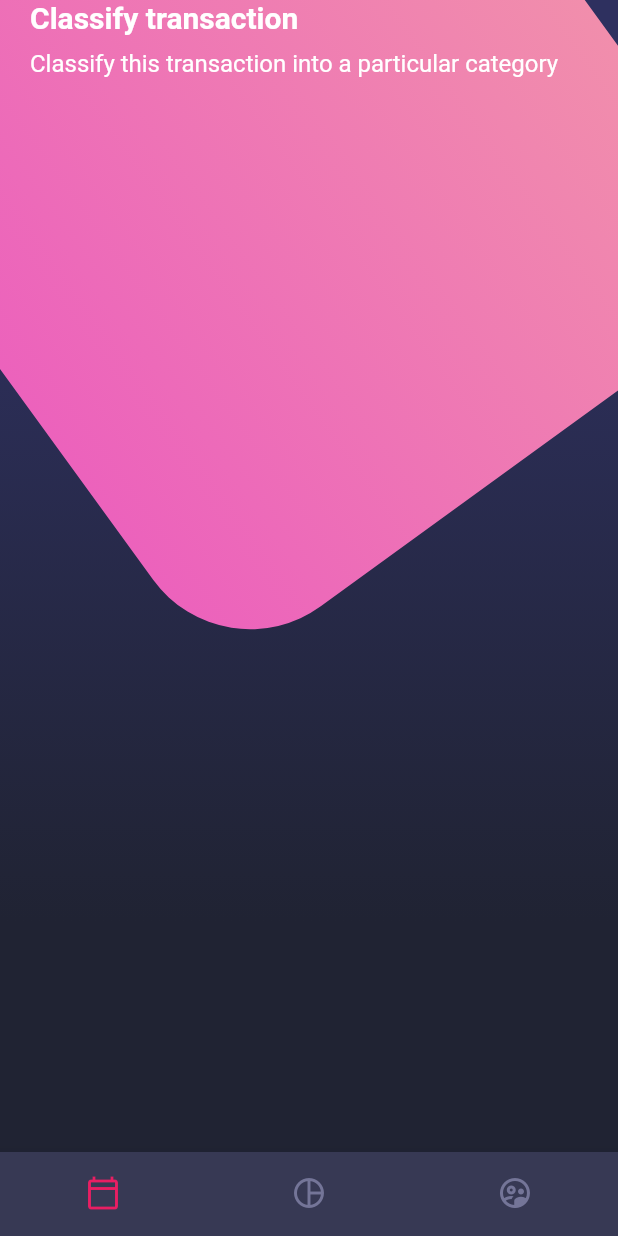
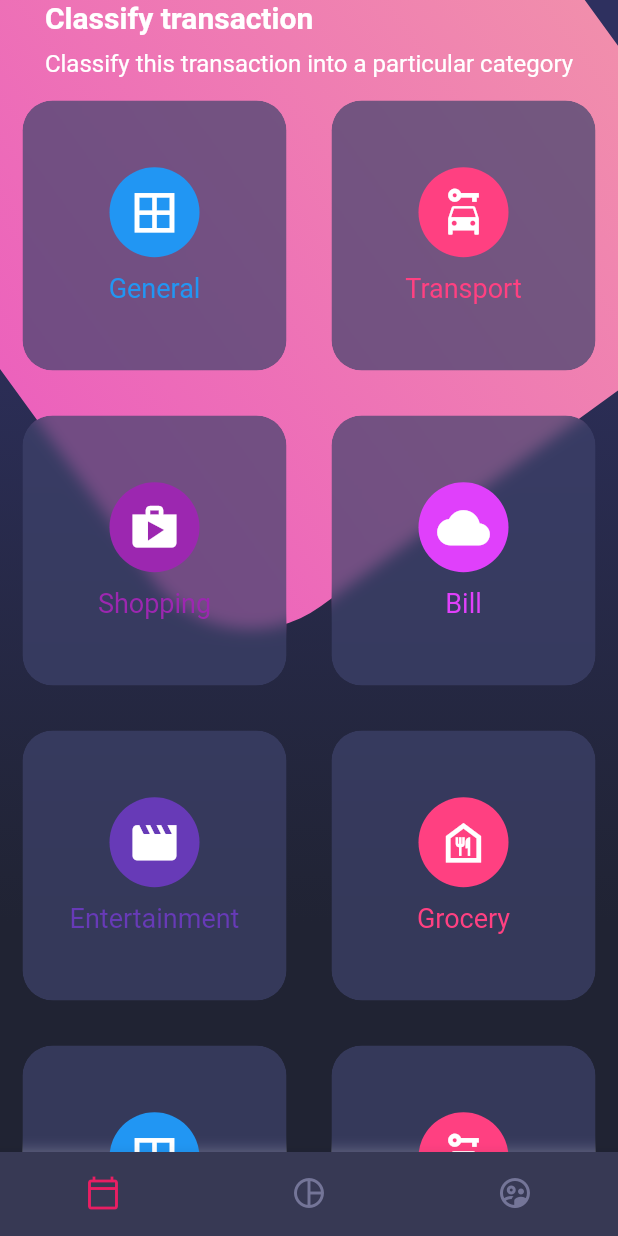
Before and after one commit to RichardWhiteG2/disenos, a Flutter app: the screen it shows after launch, on a phone screen of 412 x 824 dp. Run offline on Flutter 3.47's test engine with Material 2 defaults, Android fonts, the phone set to English and light mode, and no system bars.

Commit message:
Diseño Table y TableRow

```diff
--- a/disenos/lib/screens/home_screen.dart
+++ b/disenos/lib/screens/home_screen.dart
@@ -1,4 +1,5 @@
 import 'package:disenos/widgets/background.dart';
+import 'package:disenos/widgets/card_table.dart';
 import 'package:disenos/widgets/custom_bottom_navigation.dart';
 import 'package:disenos/widgets/page_title.dart';
 import 'package:flutter/material.dart';
@@ -35,7 +36,7 @@ class _HomeBody extends StatelessWidget {
           PageTitle(),
 
           // Card Table
-          // CardTable(),
+          CardTable(),
         ],
       ),
     );
--- /dev/null
+++ b/disenos/lib/widgets/card_table.dart
@@ -0,0 +1,111 @@
+import 'dart:ui';
+
+import 'package:flutter/material.dart';
+
+class CardTable extends StatelessWidget {
+  @override
+  Widget build(BuildContext context) {
+    return Table(
+      children: [
+        TableRow(
+          children: [
+            _SigleCard( color: Colors.blue, icon: Icons.border_all, text: 'General' ),
+            _SigleCard( color: Colors.pinkAccent, icon: Icons.car_rental, text: 'Transport' ),
+          ]
+        ),
+
+        TableRow(
+          children: [
+            _SigleCard( color: Colors.purple, icon: Icons.shop, text: 'Shopping' ),
+            _SigleCard( color: Colors.purpleAccent, icon: Icons.cloud, text: 'Bill' ),
+          ]
+        ),
+
+        TableRow(
+          children: [
+            _SigleCard( color: Colors.deepPurple, icon: Icons.movie, text: 'Entertainment' ),
+            _SigleCard( color: Colors.pinkAccent, icon: Icons.food_bank_outlined, text: 'Grocery' ),
+          ]
+        ),
+
+        TableRow(
+          children: [
+            _SigleCard( color: Colors.blue, icon: Icons.border_all, text: 'General' ),
+            _SigleCard( color: Colors.pinkAccent, icon: Icons.car_rental, text: 'Transport' ),
+          ]
+        ),
+
+
+
+
+
+      ],
+    );
+  }
+}
+
+
+class _SigleCard extends StatelessWidget {
+
+  final IconData icon;
+  final Color color;
+  final String text;
+
+  const _SigleCard({
+    Key? key,
+    required this.icon,
+    required this.color,
+    required this.text
+  }) : super(key: key);
+
+  @override
+  Widget build(BuildContext context) {
+
+      return _CardBackground(
+        child: Column(
+          mainAxisAlignment: MainAxisAlignment.center,
+          children: [
+            CircleAvatar(
+              backgroundColor: this.color,
+              child: Icon( this.icon, size: 35, color: Colors.white, ),
+              radius: 30,
+            ),
+            SizedBox( height: 10 ),
+            Text( this.text , style: TextStyle( color: this.color, fontSize: 18 ),)
+          ],
+        )
+      );
+  }
+}
+
+
+class _CardBackground extends StatelessWidget {
+
+  final Widget child;
+
+  const _CardBackground({
+    Key? key,
+    required this.child
+  }) : super(key: key);
+
+  @override
+  Widget build(BuildContext context) {
+    return Container(
+          margin: EdgeInsets.all(15),
+          child: ClipRRect(
+            borderRadius: BorderRadius.circular(20),
+            child: BackdropFilter(
+              filter: ImageFilter.blur( sigmaX: 5, sigmaY: 5 ),
+              child: Container(
+                height: 180,
+                decoration: BoxDecoration(
+                  color: Color.fromRGBO(62, 66, 107, 0.7),
+                  borderRadius: BorderRadius.circular(20)
+                ),
+                child: this.child,
+          ),
+        ),
+      ),
+    );
+  }
+}
```
